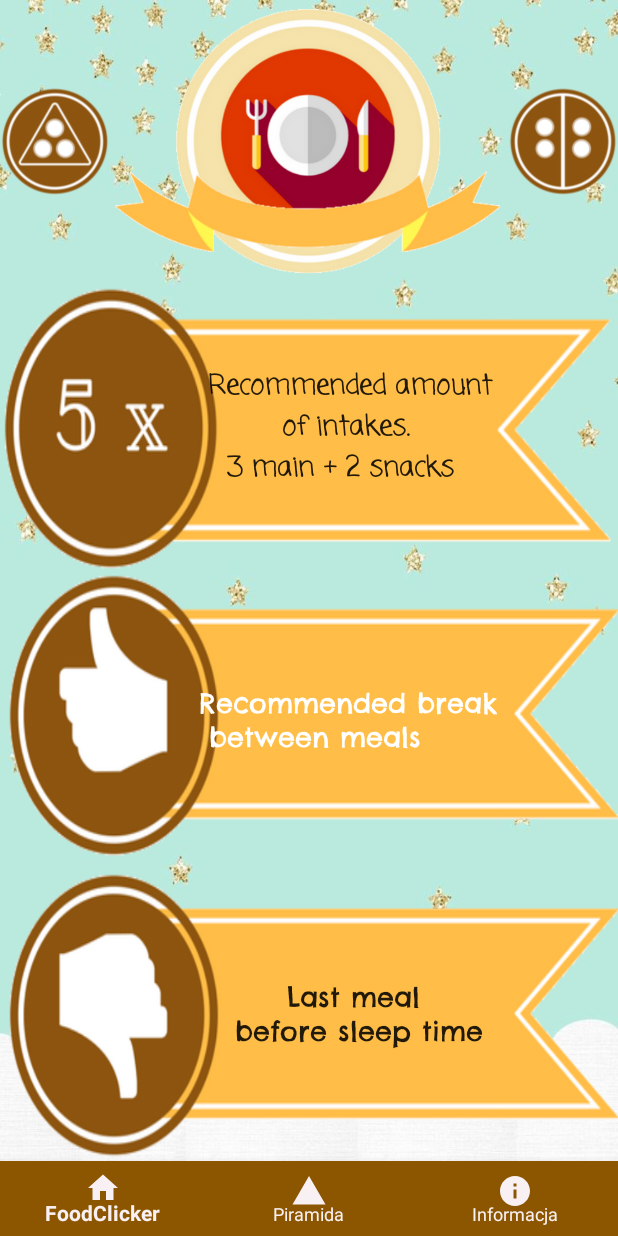
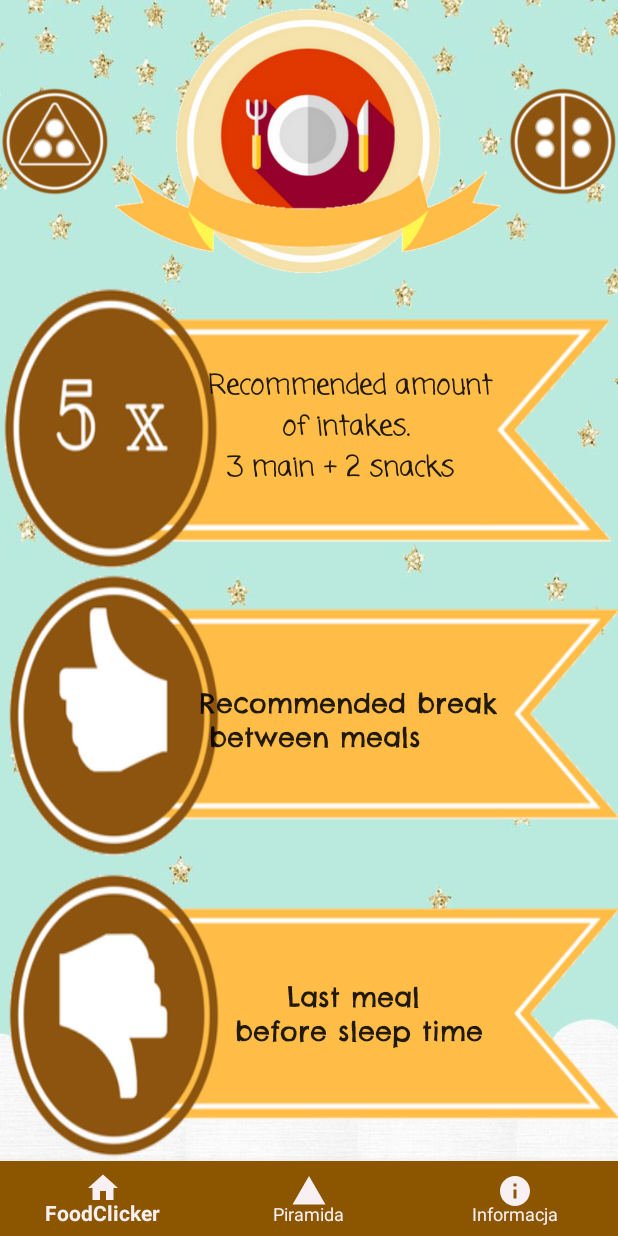
Before and after one commit to tomaszd/FoodClicker, an Android app: the InneDetailsActivity screen opened directly, with no data from a screen before it, on a phone screen of 412 x 824 dp. Run offline under Robolectric (Android 15) with nearby library versions, the phone set to English and light mode, and no system bars.

```diff
--- a/app/src/main/java/com/example/tomaszek/foodclicker/InneDetailsActivity.java
+++ b/app/src/main/java/com/example/tomaszek/foodclicker/InneDetailsActivity.java
@@ -38,7 +38,6 @@ public class InneDetailsActivity extends AppCompatActivity {
         Button btnOk = (Button) findViewById(R.id.btnOk);
         Typeface typeface = Typeface.createFromAsset(getAssets(), "fonts/custom_font2.ttf");
         btnOk.setTypeface(typeface);
-        btnOk.setTextColor(0xffffffff); //this is white color
         Button btnNotOk = (Button) findViewById(R.id.btnNotOk);
         btnNotOk.setTypeface(typeface);
 
```
